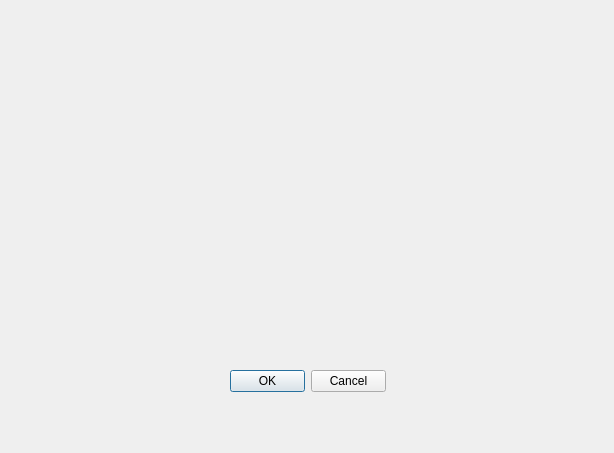
This is printform.ui in antreask/simulator as Qt 5 draws it before an edit. The edited form follows.
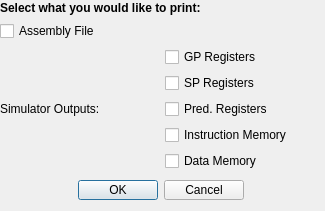
This is the edited form.

Commit message:
save + print functionalities
missing instruction and data memory

Patch:
```diff
--- a/printform.ui
+++ b/printform.ui
@@ -6,8 +6,8 @@
    <rect>
     <x>0</x>
     <y>0</y>
-    <width>614</width>
-    <height>453</height>
+    <width>325</width>
+    <height>211</height>
    </rect>
   </property>
   <property name="windowTitle">
@@ -16,15 +16,106 @@
   <widget class="QDialogButtonBox" name="buttonBox">
    <property name="geometry">
     <rect>
-     <x>230</x>
-     <y>370</y>
-     <width>156</width>
-     <height>23</height>
+     <x>0</x>
+     <y>180</y>
+     <width>321</width>
+     <height>20</height>
     </rect>
    </property>
    <property name="standardButtons">
     <set>QDialogButtonBox::Cancel|QDialogButtonBox::Ok</set>
    </property>
+   <property name="centerButtons">
+    <bool>true</bool>
+   </property>
+  </widget>
+  <widget class="QWidget" name="gridLayoutWidget">
+   <property name="geometry">
+    <rect>
+     <x>0</x>
+     <y>0</y>
+     <width>323</width>
+     <height>171</height>
+    </rect>
+   </property>
+   <layout class="QGridLayout" name="gridLayout">
+    <item row="3" column="1">
+     <layout class="QGridLayout" name="gridLayout_4">
+      <item row="3" column="0">
+       <widget class="QCheckBox" name="IMCheckBox">
+        <property name="text">
+         <string>Instruction Memory</string>
+        </property>
+       </widget>
+      </item>
+      <item row="2" column="0">
+       <widget class="QCheckBox" name="PredCheckBox">
+        <property name="text">
+         <string>Pred. Registers</string>
+        </property>
+       </widget>
+      </item>
+      <item row="1" column="0">
+       <widget class="QCheckBox" name="SPCheckBox">
+        <property name="text">
+         <string>SP Registers</string>
+        </property>
+       </widget>
+      </item>
+      <item row="0" column="0">
+       <widget class="QCheckBox" name="GPCheckBox">
+        <property name="enabled">
+         <bool>true</bool>
+        </property>
+        <property name="layoutDirection">
+         <enum>Qt::LeftToRight</enum>
+        </property>
+        <property name="text">
+         <string>GP Registers</string>
+        </property>
+       </widget>
+      </item>
+      <item row="4" column="0">
+       <widget class="QCheckBox" name="DMCheckBox">
+        <property name="text">
+         <string>Data Memory</string>
+        </property>
+       </widget>
+      </item>
+     </layout>
+    </item>
+    <item row="2" column="0" colspan="2">
+     <widget class="QCheckBox" name="AssemblyCheckBox">
+      <property name="text">
+       <string>Assembly File</string>
+      </property>
+     </widget>
+    </item>
+    <item row="1" column="0" colspan="2">
+     <widget class="QLabel" name="label">
+      <property name="enabled">
+       <bool>true</bool>
+      </property>
+      <property name="font">
+       <font>
+        <weight>75</weight>
+        <bold>true</bold>
+        <underline>false</underline>
+       </font>
+      </property>
+      <property name="text">
+       <string>Select what you would like to print:</string>
+      </property>
+     </widget>
+    </item>
+    <item row="3" column="0">
+     <widget class="QLabel" name="label_2">
+      <property name="text">
+       <string>Simulator Outputs:</string>
+      </property>
+     </widget>
+    </item>
+   </layout>
   </widget>
  </widget>
  <resources/>
```
The commit also changes 5 other files.
